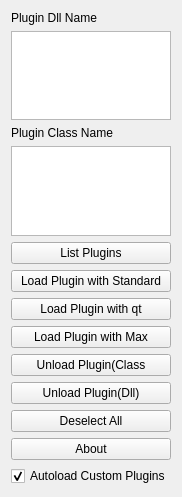
nexustheru/MaxUnloadPLugin, file UnloadPlug2.ui: the form before one commit.
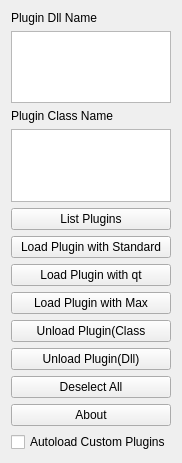
The form after the commit.

What changed in the file:
```diff
--- a/UnloadPlug2.ui
+++ b/UnloadPlug2.ui
@@ -7,7 +7,7 @@
     <x>0</x>
     <y>0</y>
     <width>160</width>
-    <height>497</height>
+    <height>463</height>
    </rect>
   </property>
   <property name="windowTitle">
@@ -96,7 +96,7 @@
       <string>Autoload Custom Plugins</string>
      </property>
      <property name="checked">
-      <bool>true</bool>
+      <bool>false</bool>
      </property>
     </widget>
    </item>
```
